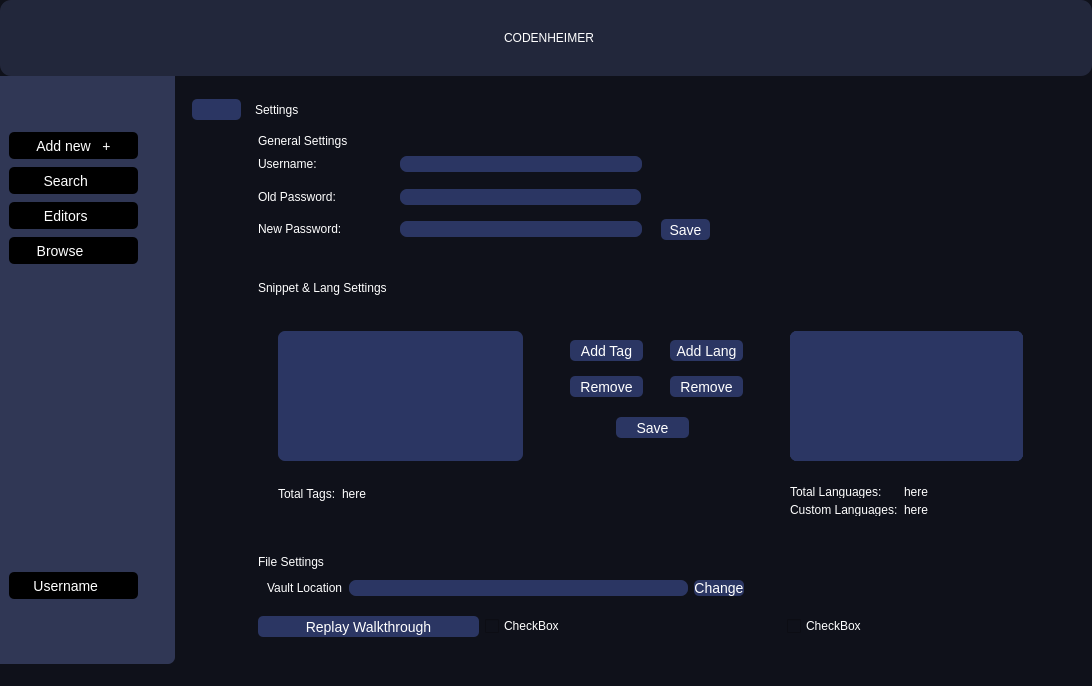
Above: mainwindow.ui from Deatrax/codenheimer before the change. Below: the same form after it.
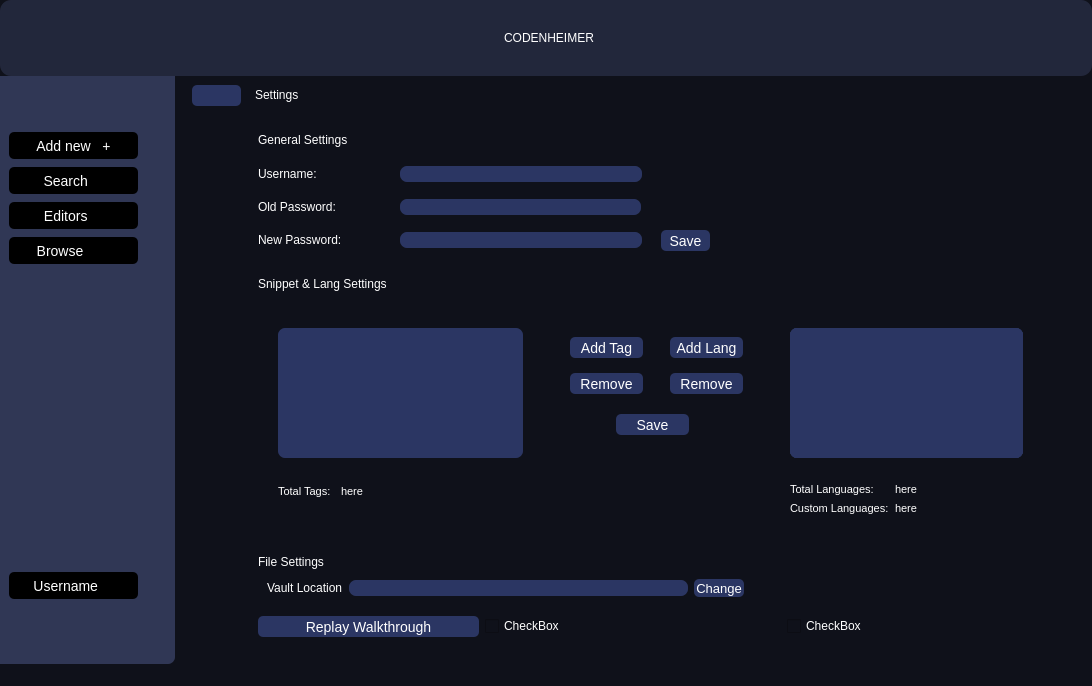
That is the form after the change. Icons and pictures are not drawn.

Commit message: settings page's main ui will be considered complete for now. moving on to tag adder

```diff
--- a/mainwindow.ui
+++ b/mainwindow.ui
@@ -1131,10 +1131,16 @@
            </property>
            <item>
             <widget class="QWidget" name="widget_4" native="true">
+             <property name="sizePolicy">
+              <sizepolicy hsizetype="Preferred" vsizetype="Fixed">
+               <horstretch>0</horstretch>
+               <verstretch>0</verstretch>
+              </sizepolicy>
+             </property>
              <property name="minimumSize">
               <size>
                <width>0</width>
-               <height>49</height>
+               <height>0</height>
               </size>
              </property>
              <property name="maximumSize">
@@ -1150,6 +1156,9 @@
               <property name="leftMargin">
                <number>17</number>
               </property>
+              <property name="topMargin">
+               <number>0</number>
+              </property>
               <item>
                <widget class="QPushButton" name="settingsBackButton">
                 <property name="sizePolicy">
@@ -1191,6 +1200,12 @@
               </item>
               <item>
                <widget class="QLabel" name="settingsTitle">
+                <property name="sizePolicy">
+                 <sizepolicy hsizetype="Preferred" vsizetype="Fixed">
+                  <horstretch>0</horstretch>
+                  <verstretch>0</verstretch>
+                 </sizepolicy>
+                </property>
                 <property name="text">
                  <string>Settings</string>
                 </property>
@@ -1253,7 +1268,7 @@
                    <property name="minimumSize">
                     <size>
                      <width>834</width>
-                     <height>121</height>
+                     <height>135</height>
                     </size>
                    </property>
                    <property name="maximumSize">
@@ -1275,17 +1290,26 @@
                     <property name="rightMargin">
                      <number>0</number>
                     </property>
+                    <property name="bottomMargin">
+                     <number>0</number>
+                    </property>
                     <item>
                      <widget class="QLabel" name="generalSettingsTitle">
                       <property name="sizePolicy">
-                       <sizepolicy hsizetype="Fixed" vsizetype="Fixed">
+                       <sizepolicy hsizetype="Fixed" vsizetype="Preferred">
                         <horstretch>0</horstretch>
                         <verstretch>0</verstretch>
                        </sizepolicy>
                       </property>
+                      <property name="layoutDirection">
+                       <enum>Qt::LeftToRight</enum>
+                      </property>
                       <property name="text">
                        <string>General Settings</string>
                       </property>
+                      <property name="alignment">
+                       <set>Qt::AlignLeading|Qt::AlignLeft|Qt::AlignVCenter</set>
+                      </property>
                      </widget>
                     </item>
                     <item>
@@ -1948,10 +1972,8 @@
                        </size>
                       </property>
                       <property name="styleSheet">
-                       <string notr="true">TextLabel
-{
-	font-size: 11px;
-}</string>
+                       <string notr="true">font-size: 11px;
+font-family: 'Crete Round';</string>
                       </property>
                       <layout class="QHBoxLayout" name="horizontalLayout_24">
                        <property name="spacing">
@@ -2160,19 +2182,26 @@
                        <item>
                         <widget class="QPushButton" name="changeButton">
                          <property name="sizePolicy">
-                          <sizepolicy hsizetype="Minimum" vsizetype="Fixed">
+                          <sizepolicy hsizetype="Fixed" vsizetype="Fixed">
                            <horstretch>0</horstretch>
                            <verstretch>0</verstretch>
                           </sizepolicy>
                          </property>
+                         <property name="minimumSize">
+                          <size>
+                           <width>50</width>
+                           <height>18</height>
+                          </size>
+                         </property>
                          <property name="styleSheet">
                           <string notr="true">QWidget{
-	font-size:14px;
+	font-size:13px;
 	color: white;
 	border-radius:5px
 }
 QPushButton{
 	background:#2B3663;
+	font-family: 'Crete Round';
 }
 
 QPushButton:hover{
```
Left out of the diff: 5 changed lines with no effect on the pictures.
